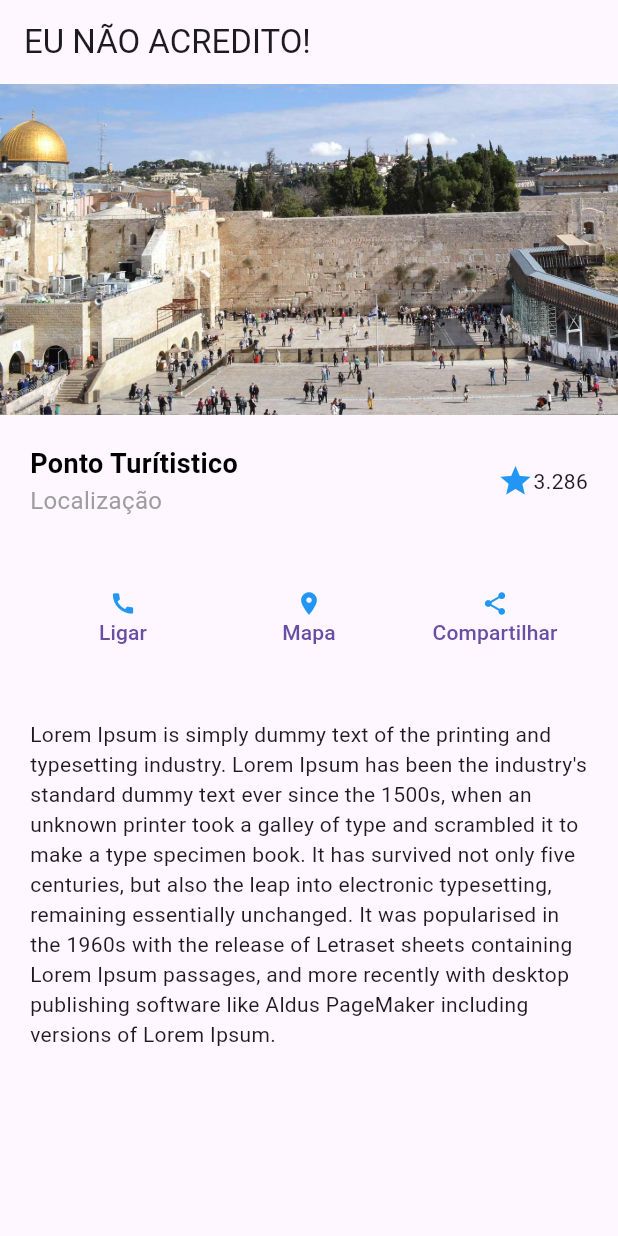
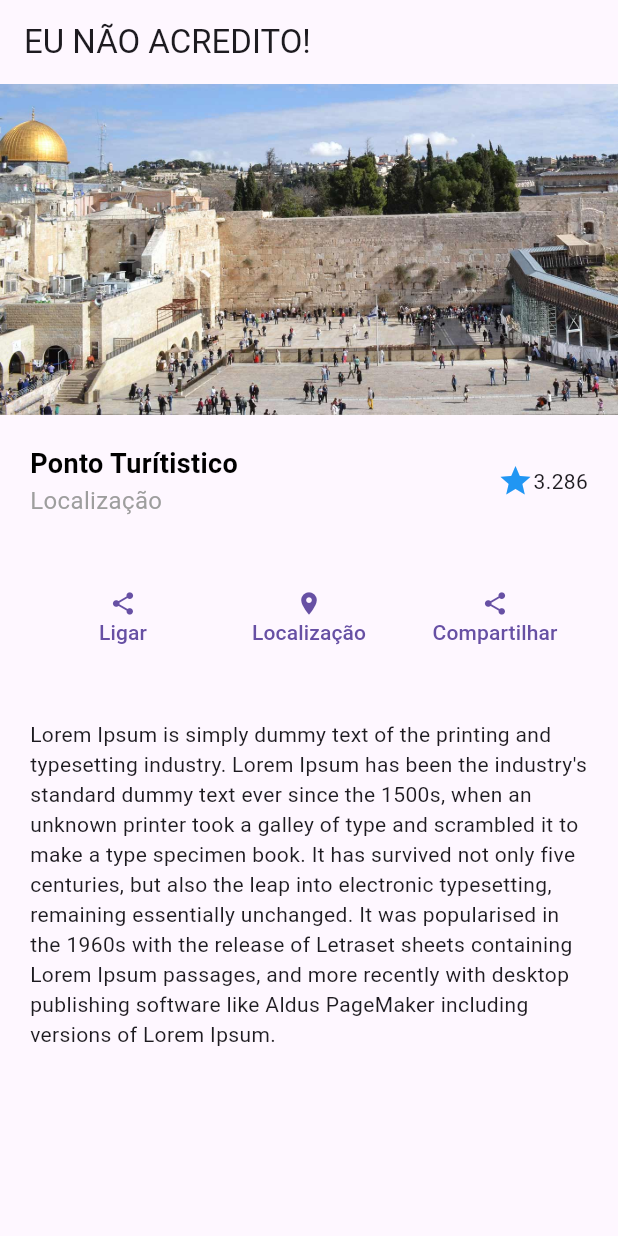
Before and after one commit to pedrokoerich/cashcontrol, a Flutter app: the screen it shows after launch, on a phone screen of 412 x 824 dp. Run offline on Flutter 3.47's test engine with Material 3 defaults, Android fonts, the phone set to English and light mode, and no system bars.

Commit message:
Criando componentes reutilizáveis

```diff
--- /dev/null
+++ b/lib/botao.dart
@@ -0,0 +1,23 @@
+import 'package:flutter/cupertino.dart';
+import 'package:flutter/material.dart';
+import 'package:flutter/widgets.dart';
+
+class Botao extends StatelessWidget {
+
+ Botao({required this.onPress, required this.icon, this.text});
+
+  VoidCallback onPress;
+  Icon icon;
+  var text;
+
+  @override
+  Widget build(BuildContext context) {
+    return Expanded(
+      child: TextButton(
+          onPressed: onPress,
+          child: Column(
+            children: [icon, Text(text)],
+          )),
+    );
+  }
+}
--- a/lib/main.dart
+++ b/lib/main.dart
@@ -1,4 +1,6 @@
+import 'package:flutter/cupertino.dart';
 import 'package:flutter/material.dart';
+import 'botao.dart';
 
 //TODO: NO DART, TUDO É WIDGET (COMPONENTE PRA QUEM É DO ANGULAR)
 
@@ -10,8 +12,14 @@ class CashControl extends StatelessWidget {
   const CashControl({super.key});
 
   //functions
-  pressButton(){
-    print("Clicou nbo botão, eu não acredito");
+  callAction(){
+    print("LIGANDO...");
+  }
+  locationAction(){
+    print("LOCALIZANDO...");
+  }
+  shareAction(){
+    print("COMPARTILHANDO...");
   }
 
   @override
@@ -66,42 +74,24 @@ class CashControl extends StatelessWidget {
               ),
             ),
             Container(
-              padding: const EdgeInsets.all(20),
+              padding: EdgeInsets.all(20),
               child: Row(
                 children: [
-                  Expanded(
-                    child: TextButton(
-                      onPressed: (){},
-                      child: const Column(
-                        children: <Widget>[
-                          Icon(Icons.call, color: Colors.blue,),
-                          Text("Ligar")
-                        ],
-                      )
-                    )
+                  Botao(
+                    icon: Icon(Icons.share),
+                    text: 'Ligar',
+                    onPress: callAction
                   ),
-                  Expanded(
-                    child: TextButton(
-                      onPressed: (){},
-                      child: const Column(
-                        children: <Widget>[
-                          Icon(Icons.location_on, color: Colors.blue,),
-                          Text("Mapa")
-                        ],
-                      )
-                    )
+                  Botao(
+                    icon: Icon(Icons.location_on),
+                    text: 'Localização',
+                    onPress: locationAction
                   ),
-                  Expanded(
-                    child: TextButton(
-                      onPressed: (){},
-                      child: const Column(
-                        children: <Widget>[
-                          Icon(Icons.share, color: Colors.blue,),
-                          Text("Compartilhar")
-                        ],
-                      )
-                    )
-                  )
+                  Botao(
+                    icon: Icon(Icons.share),
+                    text: 'Compartilhar',
+                    onPress: shareAction
+                  ),
                 ],
               ),
             ),
```
